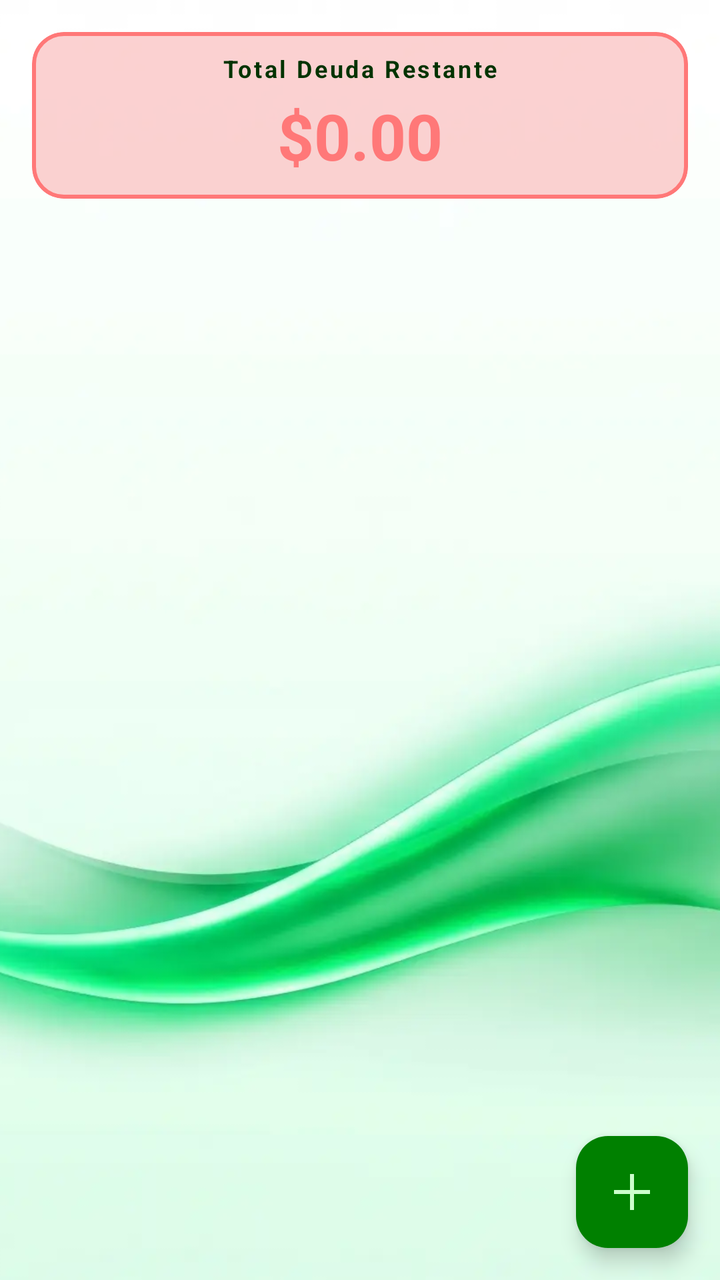
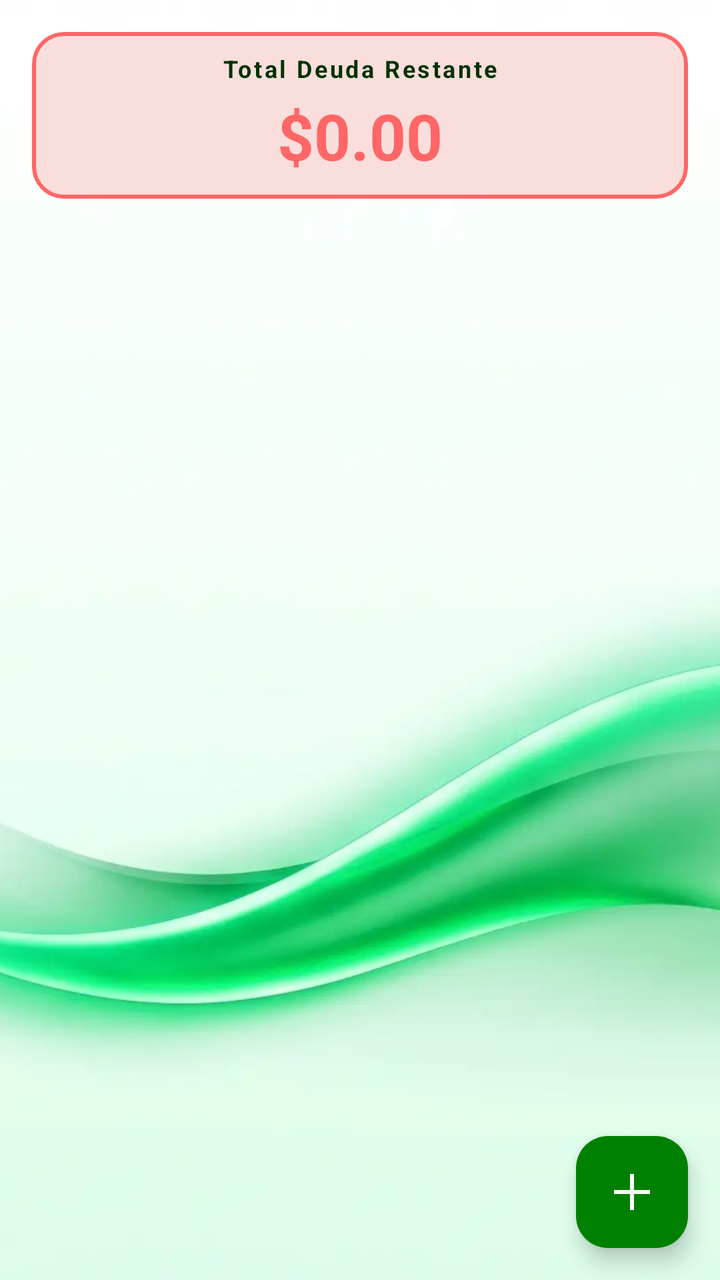

An Android layout rendered at two revisions. The XML below is the earlier revision; the diff shows what the commit changed to produce the second picture.
<!-- AndroidManifest.xml: application theme Theme.MyLittleFinanControl -->
<!-- res/layout/fragment_balance.xml -->
<?xml version="1.0" encoding="utf-8"?>
<RelativeLayout xmlns:android="http://schemas.android.com/apk/res/android"
    xmlns:app="http://schemas.android.com/apk/res-auto"
    xmlns:tools="http://schemas.android.com/tools"
    android:layout_width="match_parent"
    android:layout_height="match_parent"
    android:fitsSystemWindows="true"
    tools:context=".Fragmentos.FragmentBalance">

    
    <ImageView
        android:id="@+id/imagenFondo"
        android:layout_width="match_parent"
        android:layout_height="match_parent"
        android:src="@drawable/background_1"
        android:scaleType="centerCrop" />

    
    <com.google.android.material.card.MaterialCardView
        android:id="@+id/cv_total_deudas"
        android:layout_width="match_parent"
        android:layout_height="wrap_content"
        android:layout_margin="16dp"
        app:cardCornerRadius="16dp"
        app:cardElevation="0dp"
        app:cardBackgroundColor="@color/accent_alerta_ligth"
        app:strokeWidth="2dp"
        app:strokeColor="@color/accent_alerta">

        <LinearLayout
            android:layout_width="match_parent"
            android:layout_height="wrap_content"
            android:orientation="vertical"
            android:padding="10dp"
            android:gravity="center">

            <TextView
                android:layout_width="wrap_content"
                android:layout_height="wrap_content"
                android:text="Total Deuda Restante"
                android:textSize="12sp"
                android:letterSpacing="0.1"
                android:textColor="@color/black"
                android:textStyle="bold" />

            <TextView
                android:id="@+id/tv_total_deudas_monto"
                android:layout_width="wrap_content"
                android:layout_height="wrap_content"
                android:text="$0.00"
                android:textSize="32sp"
                android:textColor="@color/accent_alerta"
                android:textStyle="bold"
                android:layout_marginTop="4dp"/>
        </LinearLayout>
    </com.google.android.material.card.MaterialCardView>

    
    <androidx.recyclerview.widget.RecyclerView
        android:id="@+id/rv_deudas"
        android:layout_width="match_parent"
        android:layout_height="match_parent"
        android:layout_below="@id/cv_total_deudas"
        android:background="@android:color/transparent"
        android:clipToPadding="false"
        android:paddingBottom="80dp"
        tools:listitem="@layout/item_deuda" />

    
    <com.google.android.material.floatingactionbutton.FloatingActionButton
        android:id="@+id/fab_agregar_deuda"
        android:layout_width="wrap_content"
        android:layout_height="wrap_content"
        android:layout_alignParentEnd="true"
        android:layout_alignParentBottom="true"
        android:layout_margin="16dp"
        android:src="@drawable/ic_add"
        app:backgroundTint="@color/primary"
        app:tint="@color/white"
        android:contentDescription="@string/txt_agregar_deuda" />

</RelativeLayout>
<!-- res/layout/item_deuda.xml (included above) -->
<?xml version="1.0" encoding="utf-8"?>
<com.google.android.material.card.MaterialCardView xmlns:android="http://schemas.android.com/apk/res/android"
    xmlns:app="http://schemas.android.com/apk/res-auto"
    android:layout_width="match_parent"
    android:layout_height="wrap_content"
    android:layout_marginHorizontal="16dp"
    android:layout_marginVertical="8dp"
    app:cardCornerRadius="12dp"
    app:cardElevation="0dp"
    app:cardBackgroundColor="@color/primary_glass"
    app:strokeWidth="1dp"
    app:strokeColor="@color/primary">

    <LinearLayout
        android:layout_width="match_parent"
        android:layout_height="wrap_content"
        android:orientation="vertical"
        android:padding="16dp">

        <RelativeLayout
            android:layout_width="match_parent"
            android:layout_height="wrap_content">

            <ImageView
                android:id="@+id/iv_icono_deuda"
                android:layout_width="32dp"
                android:layout_height="32dp"
                android:src="@drawable/ic_deuda"
                app:tint="@color/primary" />

            <LinearLayout
                android:layout_width="wrap_content"
                android:layout_height="wrap_content"
                android:layout_toEndOf="@id/iv_icono_deuda"
                android:layout_toStartOf="@+id/tv_valor_restante_top"
                android:layout_marginStart="12dp"
                android:orientation="vertical">

                <TextView
                    android:id="@+id/tv_concepto"
                    android:layout_width="wrap_content"
                    android:layout_height="wrap_content"
                    android:text="CONCEPTO"
                    android:textAllCaps="true"
                    android:textSize="16sp"
                    android:textStyle="bold"
                    android:textColor="@color/black" />

                <TextView
                    android:id="@+id/tv_tipo"
                    android:layout_width="wrap_content"
                    android:layout_height="wrap_content"
                    android:text="Tarjeta de Crédito"
                    android:textSize="13sp"
                    android:textColor="@color/primary" />
            </LinearLayout>

            <TextView
                android:id="@+id/tv_valor_restante_top"
                android:layout_width="wrap_content"
                android:layout_height="wrap_content"
                android:layout_alignParentEnd="true"
                android:text="$0.00"
                android:textSize="16sp"
                android:textStyle="bold"
                android:textColor="@color/primary" />
        </RelativeLayout>

        <TextView
            android:id="@+id/tv_descripcion"
            android:layout_width="match_parent"
            android:layout_height="wrap_content"
            android:layout_marginTop="8dp"
            android:text="Descripción de la deuda..."
            android:textSize="14sp"
            android:textColor="@color/black"
            android:maxLines="2"
            android:ellipsize="end" />

        <ProgressBar
            android:id="@+id/pb_deuda"
            style="?android:attr/progressBarStyleHorizontal"
            android:layout_width="match_parent"
            android:layout_height="8dp"
            android:layout_marginTop="12dp"
            android:progress="50"
            android:progressDrawable="@drawable/custom_progress_bar" />

        <RelativeLayout
            android:layout_width="match_parent"
            android:layout_height="wrap_content"
            android:layout_marginTop="4dp">

            <TextView
                android:id="@+id/tv_pagado_label"
                android:layout_width="wrap_content"
                android:layout_height="wrap_content"
                android:text="Pagado: $0.00"
                android:textSize="12sp"
                android:textColor="@color/primary" />

            <TextView
                android:id="@+id/tv_restante_label"
                android:layout_width="wrap_content"
                android:layout_height="wrap_content"
                android:layout_alignParentEnd="true"
                android:text="Restante: $0.00"
                android:textSize="12sp"
                android:textColor="@color/accent_alerta" />
        </RelativeLayout>

        <LinearLayout
            android:layout_width="wrap_content"
            android:layout_height="wrap_content"
            android:layout_gravity="end"
            android:layout_marginTop="12dp"
            android:orientation="horizontal">

            <ImageView
                android:id="@+id/iv_editar"
                android:layout_width="28dp"
                android:layout_height="28dp"
                android:src="@drawable/ic_edit"
                app:tint="@color/primary" />

            <ImageView
                android:id="@+id/iv_eliminar"
                android:layout_width="28dp"
                android:layout_height="28dp"
                android:src="@drawable/ic_delete"
                app:tint="@color/accent_alerta" />
        </LinearLayout>

    </LinearLayout>
</com.google.android.material.card.MaterialCardView>
<!-- resources referenced by this layout -->
<resources>
  <color name="accent_alerta">#FF7878</color>
  <color name="accent_alerta_ligth">#7BF69F9F</color>
  <color name="black">#003300</color>
  <color name="primary">#008000</color>
  <color name="primary_glass">#66CCFFCC</color>
  <color name="white">#CCFFCC</color>
  <!-- drawable custom_progress_bar (drawable) -->
  <?xml version="1.0" encoding="utf-8"?>
  <layer-list xmlns:android="http://schemas.android.com/apk/res/android">
      <item android:id="@android:id/background">
          <shape>
              <corners android:radius="10dp" />
              <solid android:color="#303A4750" />
          </shape>
      </item>
      <item android:id="@android:id/progress">
          <clip>
              <shape>
                  <corners android:radius="10dp" />
                  <solid android:color="@color/primary" />
              </shape>
          </clip>
      </item>
  </layer-list>
  <!-- drawable ic_add (drawable) -->
  <vector xmlns:android="http://schemas.android.com/apk/res/android" android:autoMirrored="true" android:height="24dp" android:tint="#1F4F98" android:viewportHeight="960" android:viewportWidth="960" android:width="24dp">
        
      <path android:fillColor="@android:color/white" android:pathData="M440,840L440,520L120,520L120,440L440,440L440,120L520,120L520,440L840,440L840,520L520,520L520,840L440,840Z"/>
      
  </vector>
  <!-- drawable ic_delete (drawable) -->
  <vector xmlns:android="http://schemas.android.com/apk/res/android" android:autoMirrored="true" android:height="24dp" android:tint="#1F4F98" android:viewportHeight="24" android:viewportWidth="24" android:width="24dp">
        
      <path android:fillColor="@android:color/white" android:pathData="M6,19c0,1.1 0.9,2 2,2h8c1.1,0 2,-0.9 2,-2V7H6v12zM19,4h-3.5l-1,-1h-5l-1,1H5v2h14V4z"/>
      
  </vector>
  <!-- drawable ic_deuda (drawable) -->
  <vector xmlns:android="http://schemas.android.com/apk/res/android"
      android:width="24dp"
      android:height="24dp"
      android:viewportWidth="24"
      android:viewportHeight="24">
      <path
          android:fillColor="@color/primary"
          android:pathData="M11.8,2.1L3.9,5.1c-0.5,0.2 -0.9,0.8 -0.9,1.4v5.1c0,5.1 3.5,9.8 8.1,10.9c4.6,-1.1 8.1,-5.8 8.1,-10.9V6.5c0,-0.6 -0.4,-1.2 -0.9,-1.4l-7.9,-3c-0.2,-0.1 -0.4,-0.1 -0.6,0zM12,17c-1.1,0 -2,-0.9 -2,-2s0.9,-2 2,-2s2,0.9 2,2s-0.9,2 -2,2zM13,12h-2V7h2v5z"/>
  </vector>
  <!-- drawable ic_edit (drawable) -->
  <vector xmlns:android="http://schemas.android.com/apk/res/android" android:autoMirrored="true" android:height="24dp" android:tint="#1F4F98" android:viewportHeight="24" android:viewportWidth="24" android:width="24dp">
        
      <path android:fillColor="@android:color/white" android:pathData="M3,17.25V21h3.75L17.81,9.94l-3.75,-3.75L3,17.25zM20.71,7.04c0.39,-0.39 0.39,-1.02 0,-1.41l-2.34,-2.34c-0.39,-0.39 -1.02,-0.39 -1.41,0l-1.83,1.83 3.75,3.75 1.83,-1.83z"/>
      
  </vector>
  <style name="Base.Theme.MyLittleFinanControl" parent="Theme.Material3.DayNight.NoActionBar">
          
  
          <item name="colorPrimary">@color/verde_oscuro</item>
  
          <item name="colorOnPrimary">@color/verde_claro</item>
  
  
          <item name="colorPrimaryContainer">@color/verde_transparente</item>
          <item name="colorOnPrimaryContainer">@color/verde_negro</item>
  
  
          <item name="colorSecondary">@color/white</item>
  
          <item name="colorOnSecondary">@color/secondary</item>
  
  
          <item name="colorOutline">@color/verde_negro</item>
  
  
          <item name="colorOnSurface">@color/verde_negro</item>
  
          
          <item name="android:windowBackground">@color/background_light</item>
          <item name="colorSurface">@color/verde_transparente</item>
  
          <item name="colorError">@color/accent_alerta</item>
  
          <item name="colorOnError">@color/accent_alerta</item>
  
          
          <item name="android:statusBarColor">@color/background_light</item>
          <item name="android:windowLightStatusBar">true</item>
      </style>
  <color name="secondary">#33FF00</color>
  <color name="background_light">#CCFFCC</color>
  <!-- unchanged entries left out for length: 7 -->
</resources>

<!-- the commit's change to res/layout/fragment_balance.xml (unified diff, before → after) -->
@@ -23,9 +23,9 @@
         android:layout_margin="16dp"
         app:cardCornerRadius="16dp"
         app:cardElevation="0dp"
-        app:cardBackgroundColor="@color/accent_alerta_ligth"
+        app:cardBackgroundColor="?attr/colorErrorContainer"
         app:strokeWidth="2dp"
-        app:strokeColor="@color/accent_alerta">
+        app:strokeColor="?attr/colorError">
 
         <LinearLayout
             android:layout_width="match_parent"
@@ -40,7 +40,7 @@
                 android:text="Total Deuda Restante"
                 android:textSize="12sp"
                 android:letterSpacing="0.1"
-                android:textColor="@color/black"
+                android:textColor="?attr/colorOnSurface"
                 android:textStyle="bold" />
 
             <TextView
@@ -49,7 +49,7 @@
                 android:layout_height="wrap_content"
                 android:text="$0.00"
                 android:textSize="32sp"
-                android:textColor="@color/accent_alerta"
+                android:textColor="?attr/colorError"
                 android:textStyle="bold"
                 android:layout_marginTop="4dp"/>
         </LinearLayout>
@@ -75,8 +75,8 @@
         android:layout_alignParentBottom="true"
         android:layout_margin="16dp"
         android:src="@drawable/ic_add"
-        app:backgroundTint="@color/primary"
-        app:tint="@color/white"
+        app:backgroundTint="?attr/colorPrimary"
+        app:tint="?attr/colorOnPrimary"
         android:contentDescription="@string/txt_agregar_deuda" />
 
 </RelativeLayout>
@@ -90,9 +90,9 @@
     android:layout_marginVertical="8dp"
     app:cardCornerRadius="12dp"
     app:cardElevation="0dp"
-    app:cardBackgroundColor="@color/primary_glass"
+    app:cardBackgroundColor="?attr/colorSecondaryContainer"
     app:strokeWidth="1dp"
-    app:strokeColor="@color/primary">
+    app:strokeColor="?attr/colorOutline">
 
     <LinearLayout
         android:layout_width="match_parent"
@@ -108,8 +108,7 @@
                 android:id="@+id/iv_icono_deuda"
                 android:layout_width="32dp"
                 android:layout_height="32dp"
-                android:src="@drawable/ic_deuda"
-                app:tint="@color/primary" />
+                android:src="@drawable/ic_deuda" />
 
             <LinearLayout
                 android:layout_width="wrap_content"
@@ -127,7 +126,7 @@
                     android:textAllCaps="true"
                     android:textSize="16sp"
                     android:textStyle="bold"
-                    android:textColor="@color/black" />
+                    android:textColor="?attr/colorOnSurface" />
 
                 <TextView
                     android:id="@+id/tv_tipo"
@@ -135,7 +134,7 @@
                     android:layout_height="wrap_content"
                     android:text="Tarjeta de Crédito"
                     android:textSize="13sp"
-                    android:textColor="@color/primary" />
+                    android:textColor="?attr/colorOnSurface" />
             </LinearLayout>
 
             <TextView
@@ -146,7 +145,7 @@
                 android:text="$0.00"
                 android:textSize="16sp"
                 android:textStyle="bold"
-                android:textColor="@color/primary" />
+                android:textColor="?attr/colorPrimary" />
         </RelativeLayout>
 
         <TextView
@@ -156,7 +155,7 @@
             android:layout_marginTop="8dp"
             android:text="Descripción de la deuda..."
             android:textSize="14sp"
-            android:textColor="@color/black"
+            android:textColor="?attr/colorSecondary"
             android:maxLines="2"
             android:ellipsize="end" />
 
@@ -180,7 +179,7 @@
                 android:layout_height="wrap_content"
                 android:text="Pagado: $0.00"
                 android:textSize="12sp"
-                android:textColor="@color/primary" />
+                android:textColor="?attr/colorPrimary" />
 
             <TextView
                 android:id="@+id/tv_restante_label"
@@ -189,7 +188,7 @@
                 android:layout_alignParentEnd="true"
                 android:text="Restante: $0.00"
                 android:textSize="12sp"
-                android:textColor="@color/accent_alerta" />
+                android:textColor="?attr/colorError" />
         </RelativeLayout>
 
         <LinearLayout
@@ -203,15 +202,13 @@
                 android:id="@+id/iv_editar"
                 android:layout_width="28dp"
                 android:layout_height="28dp"
-                android:src="@drawable/ic_edit"
-                app:tint="@color/primary" />
+                android:src="@drawable/ic_edit"/>
 
             <ImageView
                 android:id="@+id/iv_eliminar"
                 android:layout_width="28dp"
                 android:layout_height="28dp"
-                android:src="@drawable/ic_delete"
-                app:tint="@color/accent_alerta" />
+                android:src="@drawable/ic_delete" />
         </LinearLayout>
 
     </LinearLayout>
<!-- resource entries referenced after the edit -->
@@ -1,11 +1,5 @@
 <!-- resources referenced by this layout -->
 <resources>
-  <color name="accent_alerta">#FF7878</color>
-  <color name="accent_alerta_ligth">#7BF69F9F</color>
-  <color name="black">#003300</color>
-  <color name="primary">#008000</color>
-  <color name="primary_glass">#66CCFFCC</color>
-  <color name="white">#CCFFCC</color>
   <!-- drawable custom_progress_bar (drawable) -->
   <?xml version="1.0" encoding="utf-8"?>
   <layer-list xmlns:android="http://schemas.android.com/apk/res/android">
@@ -19,21 +13,21 @@
           <clip>
               <shape>
                   <corners android:radius="10dp" />
-                  <solid android:color="@color/primary" />
+                  <solid android:color="?attr/colorPrimary" />
               </shape>
           </clip>
       </item>
   </layer-list>
   <!-- drawable ic_add (drawable) -->
-  <vector xmlns:android="http://schemas.android.com/apk/res/android" android:autoMirrored="true" android:height="24dp" android:tint="#1F4F98" android:viewportHeight="960" android:viewportWidth="960" android:width="24dp">
+  <vector xmlns:android="http://schemas.android.com/apk/res/android" android:autoMirrored="true" android:height="24dp" android:tint="?attr/colorPrimary" android:viewportHeight="960" android:viewportWidth="960" android:width="24dp">
         
-      <path android:fillColor="@android:color/white" android:pathData="M440,840L440,520L120,520L120,440L440,440L440,120L520,120L520,440L840,440L840,520L520,520L520,840L440,840Z"/>
+      <path android:fillColor="?attr/colorPrimary" android:pathData="M440,840L440,520L120,520L120,440L440,440L440,120L520,120L520,440L840,440L840,520L520,520L520,840L440,840Z"/>
       
   </vector>
   <!-- drawable ic_delete (drawable) -->
-  <vector xmlns:android="http://schemas.android.com/apk/res/android" android:autoMirrored="true" android:height="24dp" android:tint="#1F4F98" android:viewportHeight="24" android:viewportWidth="24" android:width="24dp">
+  <vector xmlns:android="http://schemas.android.com/apk/res/android" android:autoMirrored="true" android:height="24dp" android:tint="?attr/colorError" android:viewportHeight="24" android:viewportWidth="24" android:width="24dp">
         
-      <path android:fillColor="@android:color/white" android:pathData="M6,19c0,1.1 0.9,2 2,2h8c1.1,0 2,-0.9 2,-2V7H6v12zM19,4h-3.5l-1,-1h-5l-1,1H5v2h14V4z"/>
+      <path android:fillColor="?attr/colorError" android:pathData="M6,19c0,1.1 0.9,2 2,2h8c1.1,0 2,-0.9 2,-2V7H6v12zM19,4h-3.5l-1,-1h-5l-1,1H5v2h14V4z"/>
       
   </vector>
   <!-- drawable ic_deuda (drawable) -->
@@ -43,51 +37,69 @@
       android:viewportWidth="24"
       android:viewportHeight="24">
       <path
-          android:fillColor="@color/primary"
+          android:fillColor="?attr/colorSecondary"
           android:pathData="M11.8,2.1L3.9,5.1c-0.5,0.2 -0.9,0.8 -0.9,1.4v5.1c0,5.1 3.5,9.8 8.1,10.9c4.6,-1.1 8.1,-5.8 8.1,-10.9V6.5c0,-0.6 -0.4,-1.2 -0.9,-1.4l-7.9,-3c-0.2,-0.1 -0.4,-0.1 -0.6,0zM12,17c-1.1,0 -2,-0.9 -2,-2s0.9,-2 2,-2s2,0.9 2,2s-0.9,2 -2,2zM13,12h-2V7h2v5z"/>
   </vector>
   <!-- drawable ic_edit (drawable) -->
-  <vector xmlns:android="http://schemas.android.com/apk/res/android" android:autoMirrored="true" android:height="24dp" android:tint="#1F4F98" android:viewportHeight="24" android:viewportWidth="24" android:width="24dp">
+  <vector xmlns:android="http://schemas.android.com/apk/res/android" android:autoMirrored="true" android:height="24dp" android:tint="?attr/colorPrimary" android:viewportHeight="24" android:viewportWidth="24" android:width="24dp">
         
-      <path android:fillColor="@android:color/white" android:pathData="M3,17.25V21h3.75L17.81,9.94l-3.75,-3.75L3,17.25zM20.71,7.04c0.39,-0.39 0.39,-1.02 0,-1.41l-2.34,-2.34c-0.39,-0.39 -1.02,-0.39 -1.41,0l-1.83,1.83 3.75,3.75 1.83,-1.83z"/>
+      <path android:fillColor="?attr/colorPrimary" android:pathData="M3,17.25V21h3.75L17.81,9.94l-3.75,-3.75L3,17.25zM20.71,7.04c0.39,-0.39 0.39,-1.02 0,-1.41l-2.34,-2.34c-0.39,-0.39 -1.02,-0.39 -1.41,0l-1.83,1.83 3.75,3.75 1.83,-1.83z"/>
       
   </vector>
   <style name="Base.Theme.MyLittleFinanControl" parent="Theme.Material3.DayNight.NoActionBar">
+  
           
+          <item name="colorPrimary">@color/verde_oscuro</item>
+          
+          <item name="colorOnPrimary">@android:color/white</item>
   
-          <item name="colorPrimary">@color/verde_oscuro</item>
-  
-          <item name="colorOnPrimary">@color/verde_claro</item>
-  
-  
-          <item name="colorPrimaryContainer">@color/verde_transparente</item>
+          
+          <item name="colorPrimaryContainer">@color/verde_claro</item>
+          
           <item name="colorOnPrimaryContainer">@color/verde_negro</item>
   
+          
+          <item name="colorSecondary">@color/verde</item>
+          
+          <item name="colorOnSecondary">@color/verde_negro</item>
   
-          <item name="colorSecondary">@color/white</item>
+          
+          <item name="colorSecondaryContainer">@color/verde_transparente</item>
+          <item name="colorOnSecondaryContainer">@color/verde_negro</item>
   
-          <item name="colorOnSecondary">@color/secondary</item>
+          
+          <item name="colorTertiary">@color/verde_blanco_transparente</item>
+          <item name="colorOnTertiary">@color/verde_negro</item>
   
-  
+          
           <item name="colorOutline">@color/verde_negro</item>
   
-  
+          
           <item name="colorOnSurface">@color/verde_negro</item>
   
           
-          <item name="android:windowBackground">@color/background_light</item>
-          <item name="colorSurface">@color/verde_transparente</item>
-  
-          <item name="colorError">@color/accent_alerta</item>
-  
-          <item name="colorOnError">@color/accent_alerta</item>
+          
+          <item name="android:windowBackground">@android:color/white</item>
+          
+          <item name="colorSurface">@color/verde_blanco_transparente</item>
   
           
-          <item name="android:statusBarColor">@color/background_light</item>
+          <item name="colorError">@color/rojo_alerta</item>
+          <item name="colorOnError">@color/rojo_transparente</item>
+  
+          
+          <item name="android:statusBarColor">@android:color/white</item>
           <item name="android:windowLightStatusBar">true</item>
+  
+          
+          <item name="colorSurfaceVariant">#E0E0E0</item>
+          <item name="colorOnSurfaceVariant">#49454F</item>
+  
       </style>
-  <color name="secondary">#33FF00</color>
-  <color name="background_light">#CCFFCC</color>
+  <color name="verde">#00C292</color>
+  <color name="verde_blanco_transparente">#D3F6FFF6</color>
+  <color name="rojo_alerta">#FF6666</color>
+  <color name="rojo_transparente">#7BF69F9F</color>
   <!-- unchanged entries left out for length: 7 -->
 </resources>
 
